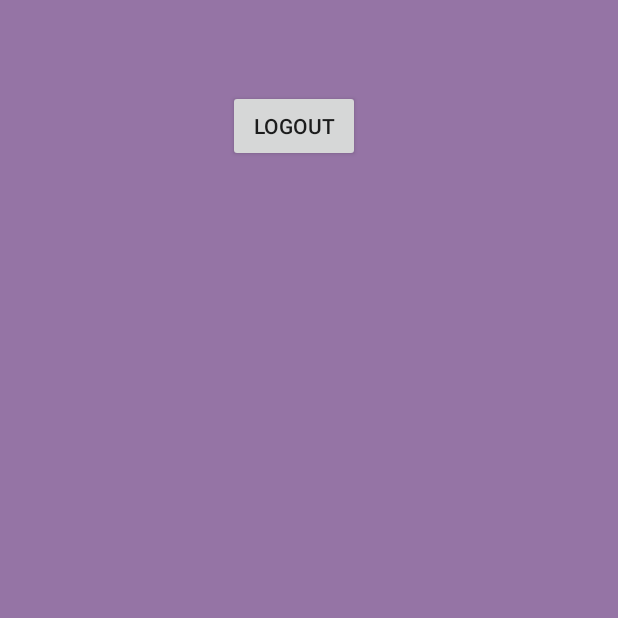
After one commit to CM3110-2019/coursework-submission-team-2, an Android app: the SettingsPage screen opened directly, with no data from a screen before it, on a phone screen of 412 x 824 dp, the top half of it. The commit adds this screen. Run offline under Robolectric (Android 15) with nearby library versions, the phone set to English and light mode, and no system bars.

Commit message:
Fixed settings page and login

```diff
--- a/app/src/main/AndroidManifest.xml
+++ b/app/src/main/AndroidManifest.xml
@@ -15,7 +15,7 @@
         android:supportsRtl="true"
         android:theme="@style/AppTheme"
         tools:ignore="GoogleAppIndexingWarning">
-        <activity android:name=".SettingsMenu"></activity>
+        <activity android:name=".SettingsPage" />
         <activity android:name=".OpenCamera" />
         <activity android:name=".FaceScan" />
         <activity android:name=".BarcodeScanner" />
--- a/app/src/main/java/com/example/moodvie/CreateAccount.java
+++ b/app/src/main/java/com/example/moodvie/CreateAccount.java
@@ -41,7 +41,6 @@ public class CreateAccount extends AppCompatActivity
                 {
                     // If username exists
                     if(userDatabase.exists(username.getText().toString())) {
-                        _functions.createMessage(getApplicationContext(), userDatabase.exists(username.getText().toString()).toString());
                         _functions.createMessage(getApplicationContext(), "This username has already been created.");
                     }
                     else
--- a/app/src/main/java/com/example/moodvie/HomeScreen.java
+++ b/app/src/main/java/com/example/moodvie/HomeScreen.java
@@ -24,7 +24,7 @@ public class HomeScreen extends AppCompatActivity
             @Override
             public void onClick(View v)
             {
-                startActivity(new Intent(getApplicationContext(), SettingsMenu.class));
+                startActivity(new Intent(getApplicationContext(), SettingsPage.class));
             }
         });
 
--- /dev/null
+++ b/app/src/main/java/com/example/moodvie/SettingsPage.java
@@ -0,0 +1,39 @@
+package com.example.moodvie;
+
+import androidx.appcompat.app.AppCompatActivity;
+
+import android.content.Intent;
+import android.content.SharedPreferences;
+import android.os.Bundle;
+import android.util.Log;
+import android.view.View;
+
+public class SettingsPage extends AppCompatActivity
+{
+    protected <T extends View> T getView(int id) { return super.findViewById(id);}
+    functions _functions = new functions();
+    @Override
+    protected void onCreate(Bundle savedInstanceState)
+    {
+        super.onCreate(savedInstanceState);
+        setContentView(R.layout.activity_settings_page);
+
+        getView(R.id.SettingsPage_logout).setOnClickListener(new View.OnClickListener()
+        {
+            @Override
+            public void onClick(View view)
+            {
+                SharedPreferences sp = getSharedPreferences("autoLogin", MODE_PRIVATE);
+
+                SharedPreferences.Editor editor = sp.edit();
+
+                editor.putString("LOGIN_USERNAME", "").apply();
+
+                // Kill the activity and re-direct the user back to the option page
+                finish();
+                _functions.createMessage(getApplicationContext(), "Logged out");
+                startActivity(new Intent(getApplicationContext(), LoginScreen.class));
+            }
+        });
+    }
+}
--- /dev/null
+++ b/app/src/main/res/layout/activity_settings_page.xml
@@ -0,0 +1,20 @@
+<?xml version="1.0" encoding="utf-8"?>
+<androidx.constraintlayout.widget.ConstraintLayout xmlns:android="http://schemas.android.com/apk/res/android"
+    xmlns:app="http://schemas.android.com/apk/res-auto"
+    xmlns:tools="http://schemas.android.com/tools"
+    android:layout_width="match_parent"
+    android:layout_height="match_parent"
+    android:background="@color/pinkpurple"
+    tools:context=".SettingsPage">
+
+    <Button
+        android:id="@+id/SettingsPage_logout"
+        android:layout_width="wrap_content"
+        android:layout_height="wrap_content"
+        android:layout_marginStart="152dp"
+        android:layout_marginLeft="152dp"
+        android:layout_marginTop="60dp"
+        android:text="@string/logout"
+        app:layout_constraintStart_toStartOf="parent"
+        app:layout_constraintTop_toTopOf="parent" />
+</androidx.constraintlayout.widget.ConstraintLayout>
```
Also changed, not shown: 5 other files.
